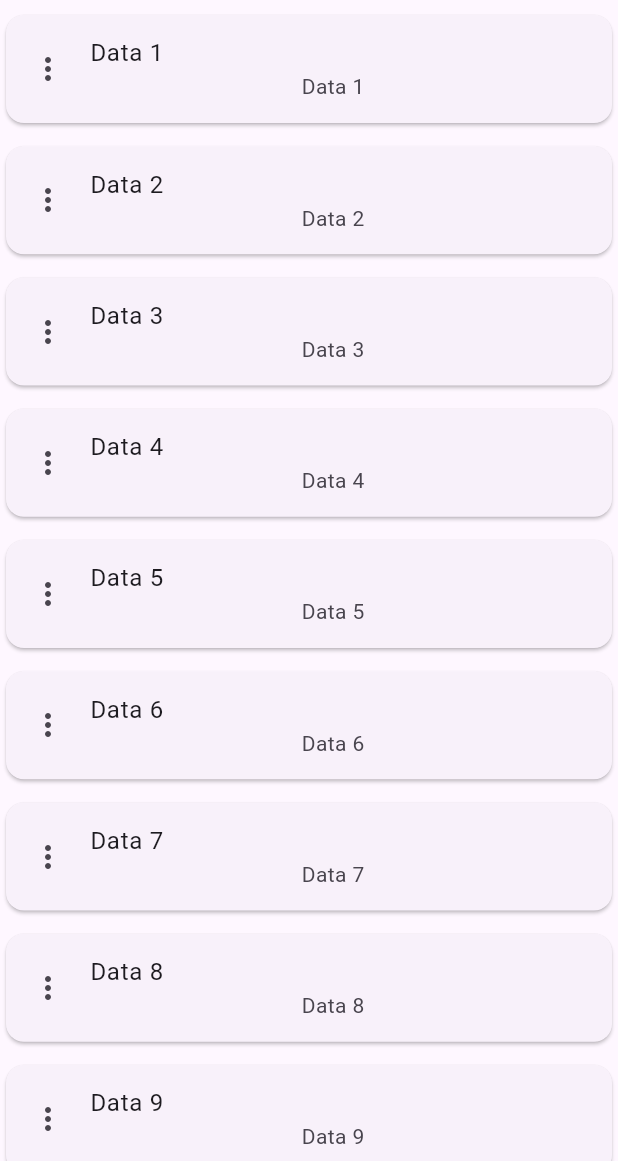
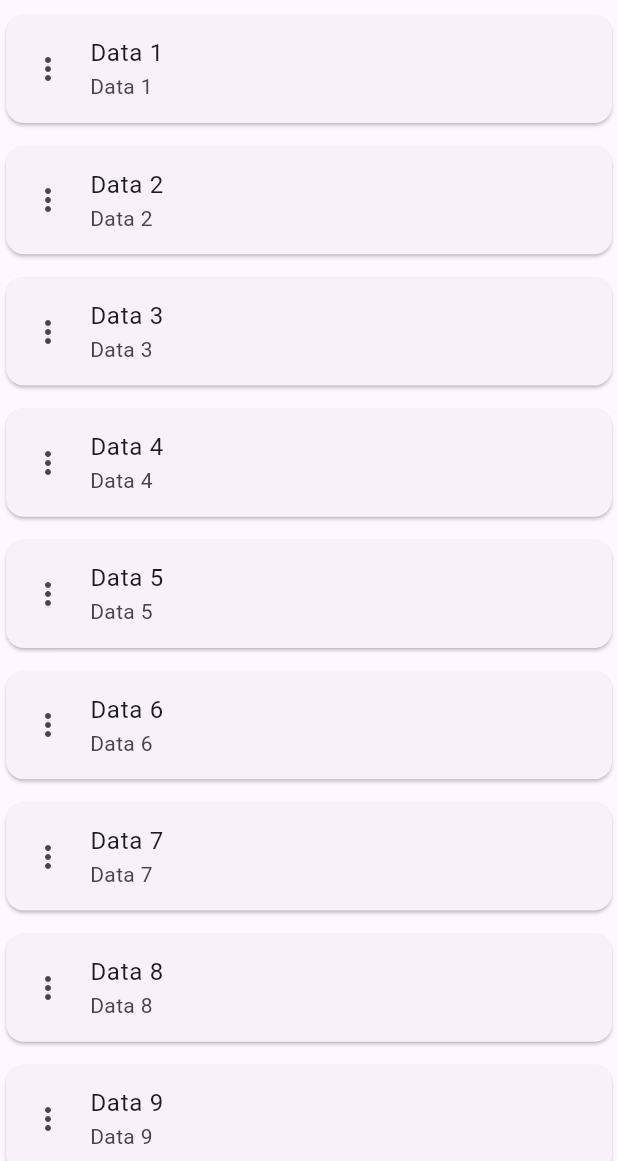
Before and after one commit to devaloop/data_list_page, a Flutter app: the screen it shows after launch, on a phone screen of 412 x 824 dp, the part 75-1236 px from its top. Run offline on Flutter 3.47's test engine with Material 3 defaults, Android fonts, the phone set to English and light mode, and no system bars.

Commit message:
## 0.0.5
* add footNotes

```diff
--- a/lib/data_list_page.dart
+++ b/lib/data_list_page.dart
@@ -326,7 +326,10 @@ class _DataListPageShowState extends State<DataListPageShow> {
                                           snapshot.hasError) {
                                         return const LinearProgressIndicator();
                                       } else {
-                                        return Text(snapshot.data!);
+                                        return Align(
+                                          alignment: Alignment.centerLeft,
+                                          child: Text(snapshot.data!),
+                                        );
                                       }
                                     },
                                   ),
--- a/pubspec.yaml
+++ b/pubspec.yaml
@@ -1,6 +1,6 @@
 name: devaloop_data_list_page
 description: "A Flutter Data List Page package project."
-version: 0.0.4
+version: 0.0.5
 homepage: https://github.com/devaloop/data_list_page
 
 environment:
```
Also changed, not shown: 1 other file.
